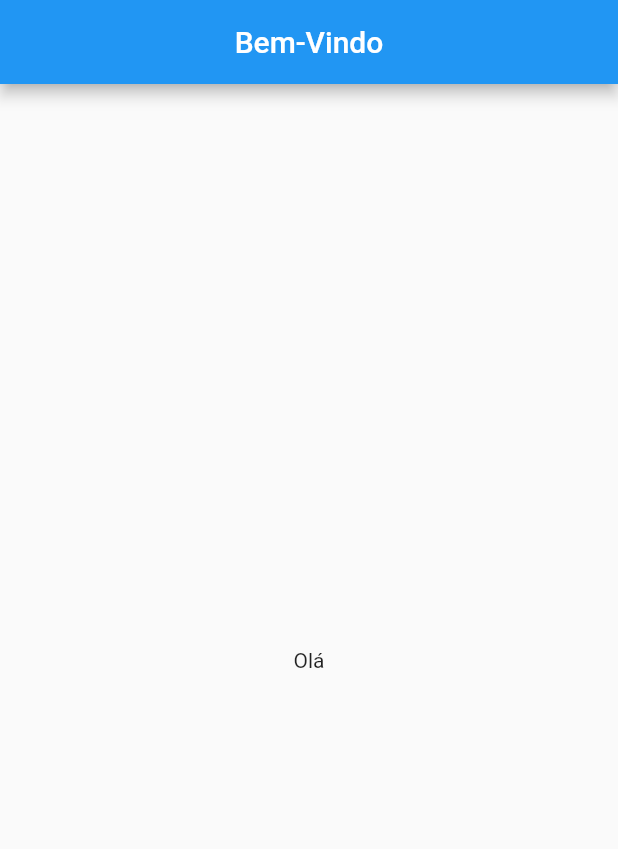
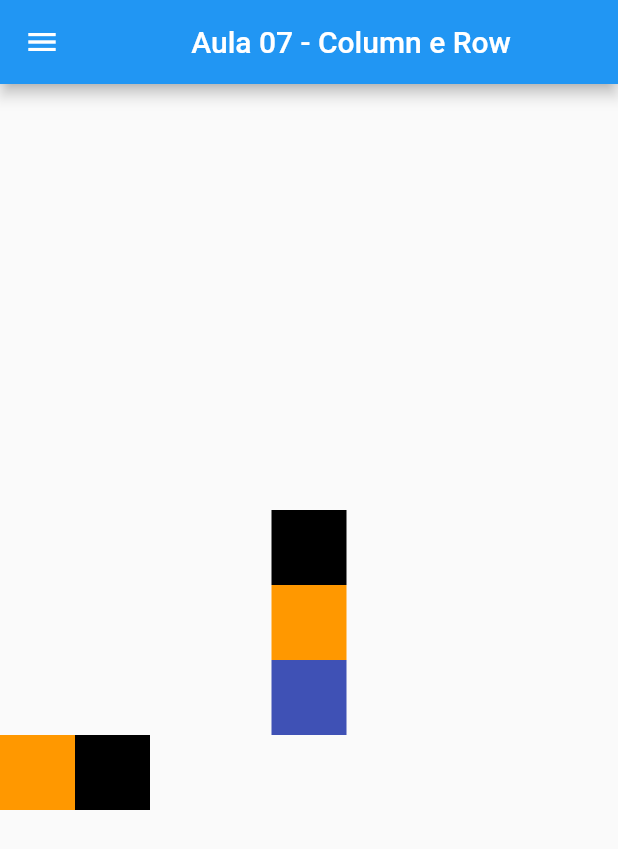
Before and after one commit to PPedrosouza/FlutterProjects, a Flutter app: the screen it shows after launch, on a phone screen of 412 x 824 dp. Shown: the top 849 px of the screen. Run offline on Flutter 3.47's test engine with Material 2 defaults, Android fonts, the phone set to English and light mode, and no system bars.

Commit message:
add aula6 and aula7

```diff
--- /dev/null
+++ b/app/lib/aula07-column-row.dart
@@ -0,0 +1,112 @@
+import 'package:flutter/material.dart';
+import 'options/01.dart';
+import 'options/02.dart';
+import 'options/03.dart';
+
+class MyApp extends StatelessWidget {
+  const MyApp({Key? key}) : super(key: key);
+
+  @override
+  Widget build(BuildContext context) {
+    return newMethod();
+  }
+
+  MaterialApp newMethod() {
+    return MaterialApp(
+      title: 'Flutter Demo',
+      theme: ThemeData(
+        primarySwatch: Colors.blue,
+      ),
+      home: HomePage() ,
+    );
+  }
+}
+
+class HomePage extends StatelessWidget {
+  const HomePage({Key? key}) : super(key: key);
+
+  @override
+  Widget build(BuildContext context) {
+    return Scaffold(
+        appBar: AppBar(
+          title: const Center(
+            child: Text("Aula 07 - Column e Row")),
+        ),
+        drawer: Drawer(
+          child: ListView(
+            children: [
+              DrawerHeader(
+                decoration: BoxDecoration(color: Colors.blue),
+                child: Text("Pedro"),
+              ),
+              ListTile(
+                leading: Icon(Icons.check_box),
+                title: const Text("Aula 01"),
+                 onTap: () {
+                  Navigator.of(context).push(
+                    MaterialPageRoute(builder: (context)=> const MyApp01()),
+                  );
+                },
+              ),
+              ListTile(
+                leading: Icon(Icons.check_box_outline_blank),
+                title: const Text("Aula 02"),
+                onTap: () {
+                  Navigator.of(context).push(
+                    MaterialPageRoute(builder: (context)=> const MyApp02()),
+                  );
+                },
+              ),
+              ListTile(
+                leading: Icon(Icons.check_box_outline_blank),
+                title: const Text("Aula 03"),
+                  onTap: () {
+                    Navigator.of(context).push(
+                      MaterialPageRoute(builder: (context)=> const MyApp03()),
+                    );
+                },
+              ),
+          ],),
+        ),
+        //add sizedbox p/ alinhar ao centro da page
+        body: SizedBox(
+          // double.infinity p/ ocupar toda a largura da page
+          width: double.infinity,
+          child: Column(
+            mainAxisAlignment: MainAxisAlignment.center,
+            crossAxisAlignment: CrossAxisAlignment.center,
+            children: [
+              Container(
+                color: Colors.black,
+                width: 50,
+                height: 50,
+              ),
+              Container(
+                color: Colors.orange,
+                width: 50,
+                height: 50,
+              ),
+              Container(
+                color: Colors.indigo,
+                width: 50,
+                height: 50,
+              ),
+              Row(
+                children: [
+                  Container(
+                    color: Colors.orange,
+                    width: 50,
+                    height: 50,
+                  ),
+                  Container(
+                    color: Colors.black,
+                    width: 50,
+                    height: 50,
+                  ),
+                ],
+              )
+            ],
+          ),
+        ));
+  }
+}
--- a/app/lib/main.dart
+++ b/app/lib/main.dart
@@ -1,40 +1,6 @@
 import 'package:flutter/material.dart';
+import 'aula07-column-row.dart';
 
 void main() {
   runApp(const MyApp());
 }
-
-class MyApp extends StatelessWidget {
-  const MyApp({Key? key}) : super(key: key);
-
-  @override
-  Widget build(BuildContext context) {
-    return newMethod();
-  }
-
-  MaterialApp newMethod() {
-    return MaterialApp(
-      title: 'Flutter Demo',
-      theme: ThemeData(
-        primarySwatch: Colors.blue,
-      ),
-      home: HomePage() ,
-    );
-  }
-}
-
-class HomePage extends StatelessWidget {
-  const HomePage({Key? key}) : super(key: key);
-
-  @override
-  Widget build(BuildContext context) {
-    return Scaffold(
-        appBar: AppBar(
-          title: Center(
-            child: const Text("Bem-Vindo")),
-        ),
-        body: Center(
-          child: Text("Olá")),
-      );
-  }
-}
--- /dev/null
+++ b/app/lib/options/01.dart
@@ -0,0 +1,32 @@
+import 'package:flutter/material.dart';
+
+class MyApp01 extends StatelessWidget {
+  const MyApp01({Key? key}) : super(key: key);
+
+  @override
+  Widget build(BuildContext context) {
+    return MaterialApp(
+      title: 'Flutter Demo',
+      theme: ThemeData(
+        primarySwatch: Colors.blue,
+      ),
+      home: HomePage(),
+    );
+  }
+}
+
+class HomePage extends StatelessWidget {
+  const HomePage({Key? key}) : super(key: key);
+
+  @override
+  Widget build(BuildContext context) {
+    return Scaffold(
+      appBar: AppBar(
+        title: const Text("data"),
+      ),
+      body: const Center(
+        child: Text("Aula 1 Concluída"),
+      ),
+    );
+  }
+}
--- /dev/null
+++ b/app/lib/options/02.dart
@@ -0,0 +1,32 @@
+import 'package:flutter/material.dart';
+
+class MyApp02 extends StatelessWidget {
+  const MyApp02({Key? key}) : super(key: key);
+
+  @override
+  Widget build(BuildContext context) {
+    return MaterialApp(
+      title: 'Flutter Demo',
+      theme: ThemeData(
+        primarySwatch: Colors.blue,
+      ),
+      home: HomePage(),
+    );
+  }
+}
+
+class HomePage extends StatelessWidget {
+  const HomePage({Key? key}) : super(key: key);
+
+  @override
+  Widget build(BuildContext context) {
+    return Scaffold(
+      appBar: AppBar(
+        title: const Text("data"),
+      ),
+      body: const Center(
+        child: Text("Concluir Aula 2 "),
+      ),
+    );
+  }
+}
--- /dev/null
+++ b/app/lib/options/03.dart
@@ -0,0 +1,32 @@
+import 'package:flutter/material.dart';
+
+class MyApp03 extends StatelessWidget {
+  const MyApp03({Key? key}) : super(key: key);
+
+  @override
+  Widget build(BuildContext context) {
+    return MaterialApp(
+      title: 'Flutter Demo',
+      theme: ThemeData(
+        primarySwatch: Colors.blue,
+      ),
+      home: HomePage(),
+    );
+  }
+}
+
+class HomePage extends StatelessWidget {
+  const HomePage({Key? key}) : super(key: key);
+
+  @override
+  Widget build(BuildContext context) {
+    return Scaffold(
+      appBar: AppBar(
+        title: const Text("data"),
+      ),
+      body: const Center(
+        child: Text("Concluir Aula 3"),
+      ),
+    );
+  }
+}
```
Also changed, not shown: app/lib/aula06.dart (added, +76 -0 lines), 1 other file.
